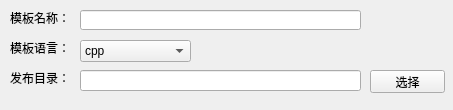
Above: designer/ui/add_tmpl.ui from aywfelix/ProtoExcelTool before the change. Below: the same form after it.
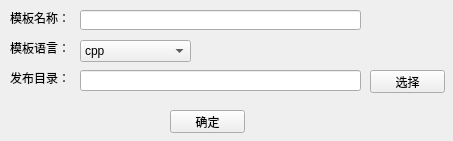
That is the form after the change.

```diff
--- a/designer/ui/add_tmpl.ui
+++ b/designer/ui/add_tmpl.ui
@@ -7,7 +7,7 @@
     <x>0</x>
     <y>0</y>
     <width>453</width>
-    <height>110</height>
+    <height>141</height>
    </rect>
   </property>
   <property name="windowTitle">
```
